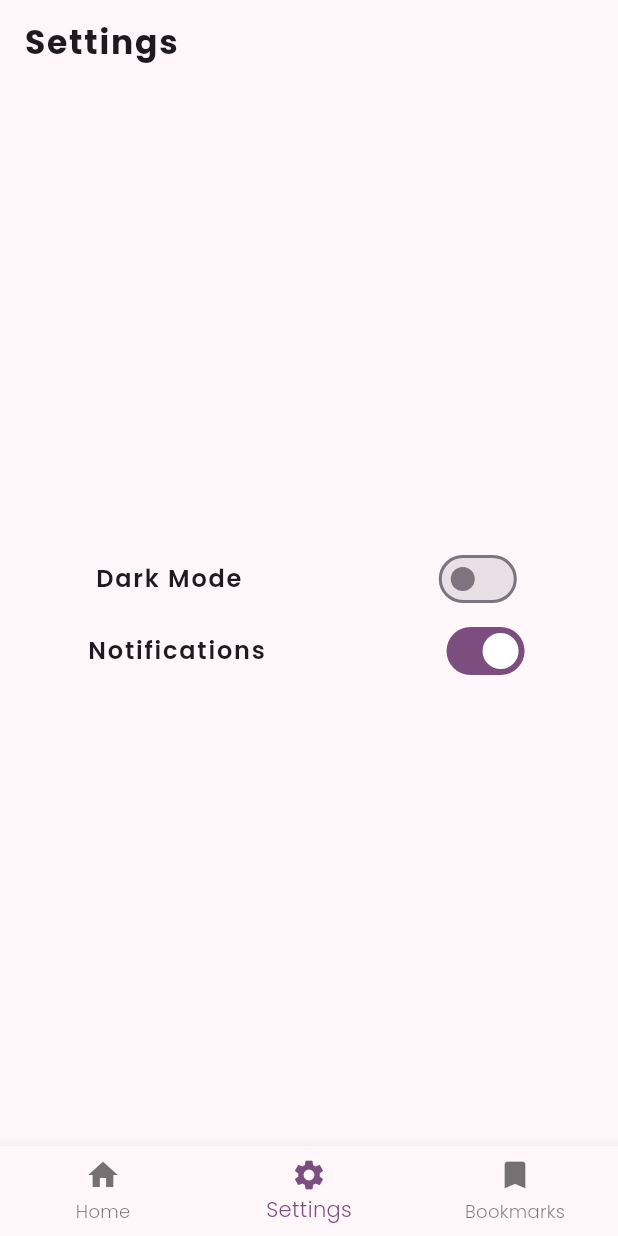
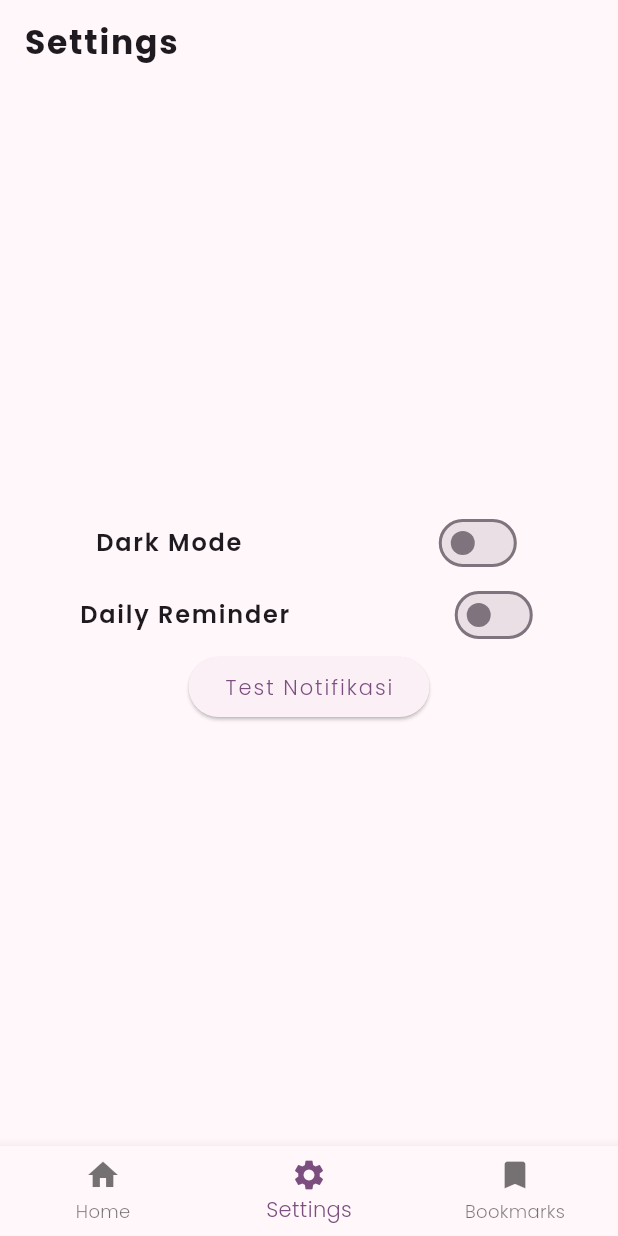
Before and after one commit to DaffaAzka/onyx-restaurant, a Flutter app: the screen it shows after launch, item 2 of the bottom bar chosen, on a phone screen of 412 x 824 dp. Run offline on Flutter 3.47's test engine with Material 3 defaults, Android fonts, the phone set to English and light mode, and no system bars; our stand-ins replace flutter_local_notifications, google_fonts, shared_preferences, sqflite; missing offline and left inert: workmanager; accounts and stored records are empty; network calls fail.

Commit message:
feat: notification scheduler and testing

```diff
--- a/lib/data/models/Setting.dart
+++ b/lib/data/models/Setting.dart
@@ -1,6 +1,9 @@
 class Setting {
   final bool isDarkMode;
-  final bool isNotificationsEnabled;
+  final bool isDailyReminderEnabled;
 
-  Setting({required this.isDarkMode, required this.isNotificationsEnabled});
+  Setting({
+    required this.isDarkMode,
+    required this.isDailyReminderEnabled,
+  });
 }
--- a/lib/data/shared_preferences_service.dart
+++ b/lib/data/shared_preferences_service.dart
@@ -5,13 +5,14 @@ class SharedPreferencesService {
   final SharedPreferences _preferencesService;
 
   SharedPreferencesService({required SharedPreferences preferencesService}) : _preferencesService = preferencesService;
-  static const String _keyNotification = "MY_NOTIFICATION";
+
   static const String _keyTheme = "MY_THEME";
+  static const String _keyDailyReminder = "MY_DAILY_REMINDER";
 
   Future<void> saveSettingValue(Setting setting) async {
     try {
-      await _preferencesService.setBool(_keyNotification, setting.isNotificationsEnabled);
       await _preferencesService.setBool(_keyTheme, setting.isDarkMode);
+      await _preferencesService.setBool(_keyDailyReminder, setting.isDailyReminderEnabled);
     } catch (e) {
       throw Exception("Shared preferences cannot save the setting value.");
     }
@@ -20,7 +21,7 @@ class SharedPreferencesService {
   Setting getValue() {
     return Setting(
       isDarkMode: _preferencesService.getBool(_keyTheme) ?? false,
-      isNotificationsEnabled: _preferencesService.getBool(_keyNotification) ?? true,
+      isDailyReminderEnabled: _preferencesService.getBool(_keyDailyReminder) ?? false,
     );
   }
 }
--- a/lib/provider/shared_preferences_provider.dart
+++ b/lib/provider/shared_preferences_provider.dart
@@ -1,11 +1,14 @@
 import 'package:flutter/material.dart';
 import 'package:onyx_restaurant/data/models/Setting.dart';
 import 'package:onyx_restaurant/data/shared_preferences_service.dart';
+import 'package:onyx_restaurant/services/workmanager_service.dart';
+import 'package:workmanager/workmanager.dart';
 
 class SharedPreferencesProvider extends ChangeNotifier {
   final SharedPreferencesService _service;
+  final WorkmanagerService _workmanagerService;
 
-  SharedPreferencesProvider(this._service) {
+  SharedPreferencesProvider(this._service, this._workmanagerService) {
     getSettingValue();
   }
 
@@ -16,21 +19,27 @@ class SharedPreferencesProvider extends ChangeNotifier {
   Setting? get setting => _setting;
 
   Future<void> saveSettingValue(Setting value) async {
+    await Workmanager().cancelAll();
     try {
       await _service.saveSettingValue(value);
       _setting = value;
       _message = "Your data is saved";
+      if (value.isDailyReminderEnabled) {
+        await _workmanagerService.scheduleDailyReminder();
+      } else {
+        await _workmanagerService.cancelDailyReminder();
+      }
     } catch (e) {
       _message = "Failed to save your data";
     }
     notifyListeners();
   }
 
-  void getSettingValue() async {
+  void getSettingValue() {
     try {
       _setting = _service.getValue();
     } catch (e) {
-      _setting = Setting(isDarkMode: false, isNotificationsEnabled: false);
+      _setting = Setting(isDarkMode: false, isDailyReminderEnabled: false);
     }
     notifyListeners();
   }
--- a/lib/screen/home/home_screen.dart
+++ b/lib/screen/home/home_screen.dart
@@ -24,6 +24,12 @@ class _HomeScreenState extends State<HomeScreen> {
         listen: false,
       ).fetchRestaurants(),
     );
+  }
+
+  @override
+  void dispose() {
+    _searchController.dispose();
+    super.dispose();
   }
 
   @override
--- a/lib/screen/settings/settings_screen.dart
+++ b/lib/screen/settings/settings_screen.dart
@@ -1,6 +1,7 @@
 import 'package:flutter/material.dart';
 import 'package:onyx_restaurant/data/models/Setting.dart';
 import 'package:onyx_restaurant/provider/shared_preferences_provider.dart';
+import 'package:onyx_restaurant/services/local_notification_service.dart';
 import 'package:onyx_restaurant/style/typography/onyx_text_styles.dart';
 import 'package:provider/provider.dart';
 
@@ -26,7 +27,7 @@ class _SettingsScreenState extends State<SettingsScreen> {
     final sharedPreferencesProvider = context.watch<SharedPreferencesProvider>();
 
     final isDarkMode = sharedPreferencesProvider.setting?.isDarkMode ?? false;
-    final isNotificationsEnabled = sharedPreferencesProvider.setting?.isNotificationsEnabled ?? false;
+    final isDailyReminderEnabled = sharedPreferencesProvider.setting?.isDailyReminderEnabled ?? false;
 
     return Scaffold(
       appBar: AppBar(title: const Text("Settings")),
@@ -43,7 +44,7 @@ class _SettingsScreenState extends State<SettingsScreen> {
                 value: isDarkMode,
                 onChanged: (value) {
                   context.read<SharedPreferencesProvider>().saveSettingValue(
-                    Setting(isDarkMode: value, isNotificationsEnabled: isNotificationsEnabled),
+                    Setting(isDarkMode: value, isDailyReminderEnabled: isDailyReminderEnabled),
                   );
                 },
               ),
@@ -53,22 +54,28 @@ class _SettingsScreenState extends State<SettingsScreen> {
             mainAxisAlignment: MainAxisAlignment.spaceAround,
             crossAxisAlignment: CrossAxisAlignment.center,
             children: [
-              Text("Notifications", style: OnyxTextStyles.titleMedium),
+              Text("Daily Reminder", style: OnyxTextStyles.titleMedium),
               Switch(
-                value: isNotificationsEnabled,
+                value: isDailyReminderEnabled,
                 onChanged: (value) {
                   context.read<SharedPreferencesProvider>().saveSettingValue(
-                    Setting(isDarkMode: isDarkMode, isNotificationsEnabled: value),
+                    Setting(isDarkMode: isDarkMode, isDailyReminderEnabled: value),
                   );
                 },
               ),
             ],
           ),
-          if (sharedPreferencesProvider.message.isNotEmpty)
-            Padding(
-              padding: const EdgeInsets.only(top: 24),
-              child: Text(sharedPreferencesProvider.message, style: OnyxTextStyles.titleMedium),
-            ),
+
+          ElevatedButton(
+            onPressed: () async {
+              await LocalNotificationService().showNotification(
+                id: 1,
+                title: "Test",
+                body: "Notifikasi langsung berhasil!",
+              );
+            },
+            child: Text("Test Notifikasi"),
+          ),
         ],
       ),
     );
```
Also changed, not shown: lib/main.dart (+17 -4 lines), lib/services/local_notification_service.dart (added, +38 -0 lines), lib/services/workmanager_service.dart (added, +82 -0 lines), pubspec.yaml (+6 -6 lines), pubspec.lock, 8 other files.
